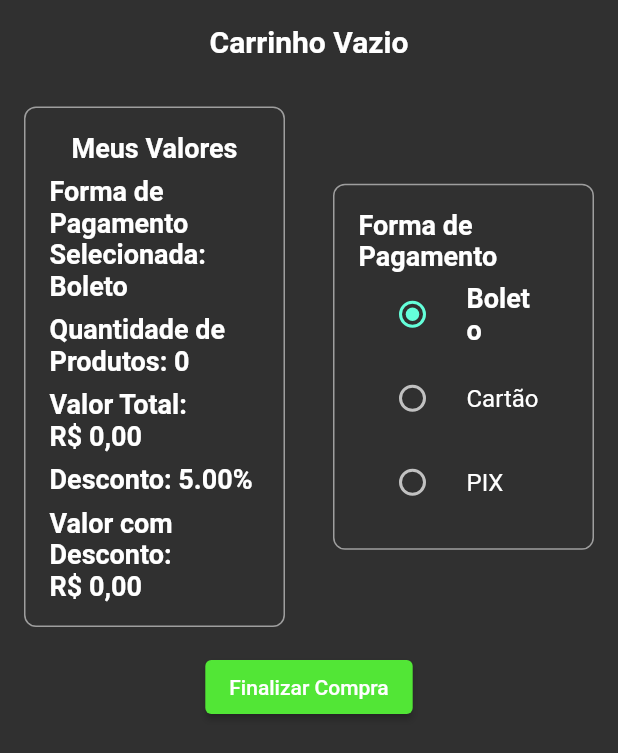
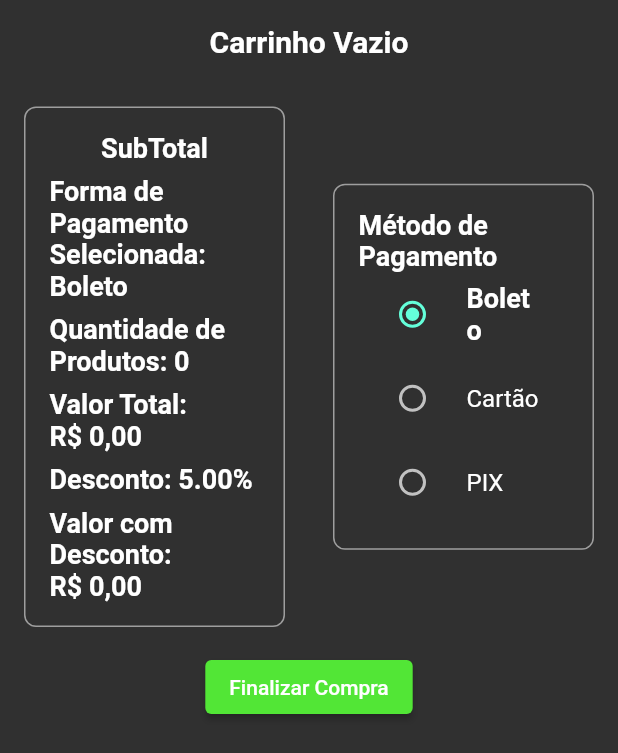
Before and after one commit to Tech-Tonicas/Projeto_Hackadev, a Flutter app: the PaginaCarrinho screen opened directly with empty values, on a phone screen of 412 x 824 dp. Shown: the top 753 px of the screen. Run offline on Flutter 3.47's test engine with Material 2 defaults, Android fonts, the phone set to English and light mode, and no system bars; our stand-ins replace carousel_slider, flutter_rating_bar, google_fonts.

Commit message:
Melhorias no metodo de pagamento

```diff
--- a/hackadev/lib/PaginaCarrinho.dart
+++ b/hackadev/lib/PaginaCarrinho.dart
@@ -1,45 +1,50 @@
 import 'package:flutter/material.dart';
-import 'package:hackadev/carrinho.dart';
-import 'package:hackadev/main.dart';
-import 'package:hackadev/produtos.dart';
 import 'package:intl/intl.dart';
+
 import 'MenuNavegacao.dart';
+import 'carrinho.dart';
+import 'main.dart';
+import 'produtos.dart';
 
 class PaginaCarrinho extends StatefulWidget {
   final Carrinho carrinho;
   final bool appBar;
   final bool footer;
 
-  PaginaCarrinho(
-      {Key? key,
+  PaginaCarrinho({
+    Key? key,
     required this.carrinho,
     required this.appBar,
-      required this.footer})
-      : super(key: key);
+    required this.footer,
+  }) : super(key: key);
 
   @override
   _PaginaCarrinhoState createState() => _PaginaCarrinhoState();
 }
 
 class _PaginaCarrinhoState extends State<PaginaCarrinho> {
-  String formaPagamento = "Boleto";
+  String formaPagamento = "Boleto"; // Forma de pagamento padrão
+
+  String nomeTitularCartao = "";
+  String numeroCartao = "";
+  String vencimentoCartao = "";
+  int numeroParcelas = 1;
 
   double calcularDesconto() {
     if (formaPagamento == "PIX") {
-      return 0.10;
+      return 0.10; // Desconto de 10% para pagamento via PIX
     } else if (formaPagamento == "Boleto") {
-      return 0.05;
+      return 0.05; // Desconto de 5% para pagamento via Boleto
     } else {
-      return 0.0;
+      return 0.0; // Sem desconto para outras formas de pagamento
     }
   }
 
   @override
   Widget build(BuildContext context) {
     double screenWidth = MediaQuery.of(context).size.width;
-
-    // Determina o número de colunas para exibir produtos com base no tamanho da tela
-    int columnsCount = screenWidth > 600 ? 2 : 1;
+    bool isDesktop =
+        screenWidth > 600; // Define um ponto de interrupção para desktop
 
     double desconto = calcularDesconto();
     double valorTotalComDesconto =
@@ -73,10 +78,59 @@ class _PaginaCarrinhoState extends State<PaginaCarrinho> {
                       ),
                     ),
                   )
-                : GridView.builder(
+                : isDesktop
+                    ? GridView.builder(
                         gridDelegate: SliverGridDelegateWithFixedCrossAxisCount(
-                      crossAxisCount: columnsCount,
+                          crossAxisCount: 2,
                         ),
+                        shrinkWrap: true,
+                        itemCount: widget.carrinho.itens.length,
+                        itemBuilder: (context, index) {
+                          Produto produto =
+                              widget.carrinho.itens.keys.elementAt(index);
+                          int quantidade =
+                              widget.carrinho.itens.values.elementAt(index);
+                          return Card(
+                            margin: EdgeInsets.all(8.0),
+                            child: ListTile(
+                              leading: Image.asset(
+                                produto.urlImagem,
+                                width: 35,
+                                height: 35,
+                                fit: BoxFit.cover,
+                              ),
+                              title: Text(
+                                '${produto.nome}',
+                                style: TextStyle(
+                                  fontSize: 16,
+                                  fontWeight: FontWeight.bold,
+                                ),
+                              ),
+                              trailing: Row(
+                                mainAxisSize: MainAxisSize.min,
+                                children: [
+                                  IconButton(
+                                    onPressed: () {
+                                      widget.carrinho.removerProduto(produto);
+                                      setState(() {});
+                                    },
+                                    icon: Icon(Icons.delete),
+                                  ),
+                                  Text('$quantidade'),
+                                  IconButton(
+                                    onPressed: () {
+                                      widget.carrinho.adicionarProduto(produto);
+                                      setState(() {});
+                                    },
+                                    icon: Icon(Icons.add),
+                                  ),
+                                ],
+                              ),
+                            ),
+                          );
+                        },
+                      )
+                    : ListView.builder(
                         shrinkWrap: true,
                         itemCount: widget.carrinho.itens.length,
                         itemBuilder: (context, index) {
@@ -143,7 +197,7 @@ class _PaginaCarrinhoState extends State<PaginaCarrinho> {
                       children: [
                         Center(
                           child: Text(
-                            'Meus Valores',
+                            'SubTotal',
                             style: TextStyle(
                               fontSize: 18,
                               fontWeight: FontWeight.bold,
@@ -209,7 +263,7 @@ class _PaginaCarrinhoState extends State<PaginaCarrinho> {
                     child: Column(
                       children: [
                         Text(
-                          'Forma de Pagamento',
+                          'Método de Pagamento',
                           style: TextStyle(
                             fontSize: 18,
                             fontWeight: FontWeight.bold,
@@ -275,6 +329,75 @@ class _PaginaCarrinhoState extends State<PaginaCarrinho> {
                 ),
               ],
             ),
+
+            // Formulário de pagamento com cartão
+            if (formaPagamento == 'Cartão')
+              Container(
+                padding: EdgeInsets.all(16),
+                margin: EdgeInsets.all(16),
+                decoration: BoxDecoration(
+                  border: Border.all(
+                    color: Colors.grey,
+                    width: 1.0,
+                  ),
+                  borderRadius: BorderRadius.circular(8.0),
+                ),
+                child: Column(
+                  crossAxisAlignment: CrossAxisAlignment.start,
+                  children: [
+                    Text(
+                      'Pagar com Cartão',
+                      style: TextStyle(
+                        fontSize: 18,
+                        fontWeight: FontWeight.bold,
+                      ),
+                    ),
+                    SizedBox(height: 8),
+                    TextFormField(
+                      decoration: InputDecoration(
+                          labelText: 'Nome do Titular do Cartão'),
+                      onChanged: (value) {
+                        setState(() {
+                          nomeTitularCartao = value;
+                        });
+                      },
+                    ),
+                    TextFormField(
+                      decoration:
+                          InputDecoration(labelText: 'Número do Cartão'),
+                      onChanged: (value) {
+                        setState(() {
+                          numeroCartao = value;
+                        });
+                      },
+                    ),
+                    TextFormField(
+                      decoration: InputDecoration(
+                          labelText: 'Vencimento do Cartão (MM/AA)'),
+                      onChanged: (value) {
+                        setState(() {
+                          vencimentoCartao = value;
+                        });
+                      },
+                    ),
+                    DropdownButton<int>(
+                      value: numeroParcelas,
+                      onChanged: (value) {
+                        setState(() {
+                          numeroParcelas = value!;
+                        });
+                      },
+                      items: [1, 2, 3].map((int value) {
+                        return DropdownMenuItem<int>(
+                          value: value,
+                          child: Text('$value Parcela(s)'),
+                        );
+                      }).toList(),
+                    ),
+                  ],
+                ),
+              ),
+
             ElevatedButton(
               onPressed: () {
                 widget.carrinho.limparCarrinho();
--- a/hackadev/pubspec.yaml
+++ b/hackadev/pubspec.yaml
@@ -33,6 +33,7 @@ dependencies:
 
   flutter_rating_bar: ^4.0.1
   carousel_slider: ^4.2.1
+  flutter_credit_card_detector: ^2.3.0
 
 
   # The following adds the Cupertino Icons font to your application.
```
Also changed, not shown: hackadev/flutter_02.png (added), hackadev/lib/main.dart (line endings or trailing spaces), hackadev/pubspec.lock. Lines whose indentation alone changed are shown as unchanged.
